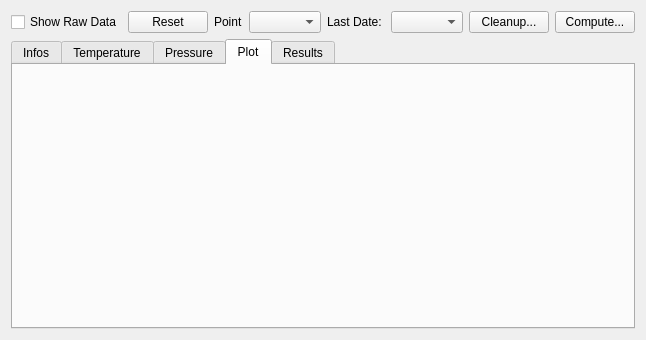
This is molonari_data/molonaviz/datapointview.ui in leamailhol/MOLO-projet-interface as Qt 5 draws it before an edit. The edited form follows.
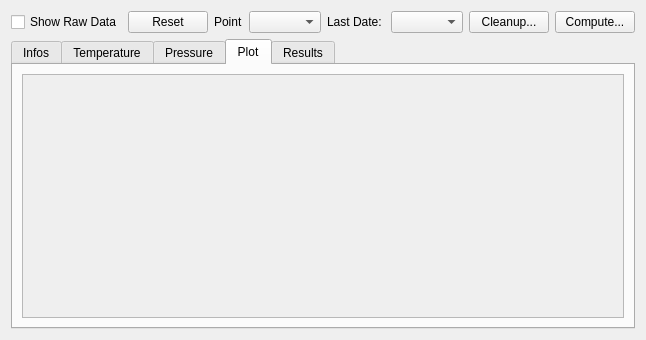
This is the edited form. The open tabs and pages were chosen to show the change. Icons and pictures are not drawn.

The edit to the form file:
```diff
--- a/molonari_data/molonaviz/datapointview.ui
+++ b/molonari_data/molonaviz/datapointview.ui
@@ -178,17 +178,21 @@
       </attribute>
       <layout class="QVBoxLayout" name="verticalLayout_3">
        <item>
-        <widget class="QLabel" name="labelPlotTemp">
-         <property name="text">
-          <string/>
+        <widget class="QScrollArea" name="scrollAreaPlot">
+         <property name="widgetResizable">
+          <bool>true</bool>
          </property>
-        </widget>
-       </item>
-       <item>
-        <widget class="QLabel" name="labelPlotPressure">
-         <property name="text">
-          <string/>
-         </property>
+         <widget class="QWidget" name="LayoutTempMeasures">
+          <property name="geometry">
+           <rect>
+            <x>0</x>
+            <y>0</y>
+            <width>415</width>
+            <height>266</height>
+           </rect>
+          </property>
+          <layout class="QVBoxLayout" name="verticalLayout_4"/>
+         </widget>
         </widget>
        </item>
       </layout>
```
Left out of the diff: 2 changed lines with no effect on the pictures.
